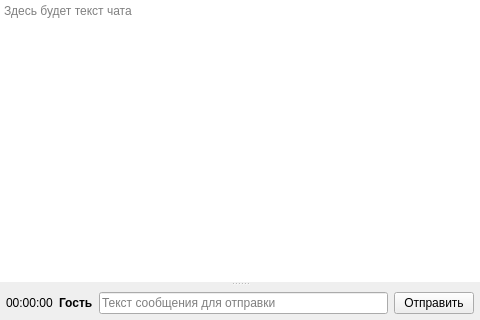
Before: the Qt Designer form Widget.ui in morthrot/Banderol, drawn with Qt 5.
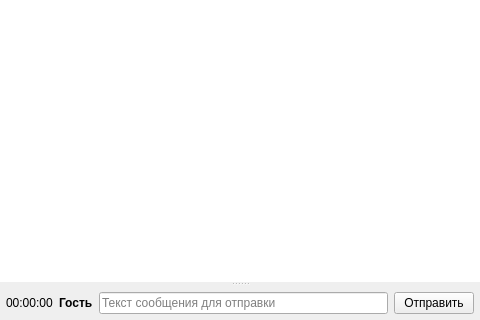
After: the same form once the commit is applied. Icons and pictures are not drawn.

Commit message: Solaris compatibility

Patch:
```diff
--- a/Widget.ui
+++ b/Widget.ui
@@ -53,9 +53,6 @@
       <property name="horizontalScrollBarPolicy">
        <enum>Qt::ScrollBarAlwaysOff</enum>
       </property>
-      <property name="placeholderText">
-       <string>Здесь будет текст чата</string>
-      </property>
       <property name="openLinks">
        <bool>false</bool>
       </property>
```
The commit also changes 1 other file.
